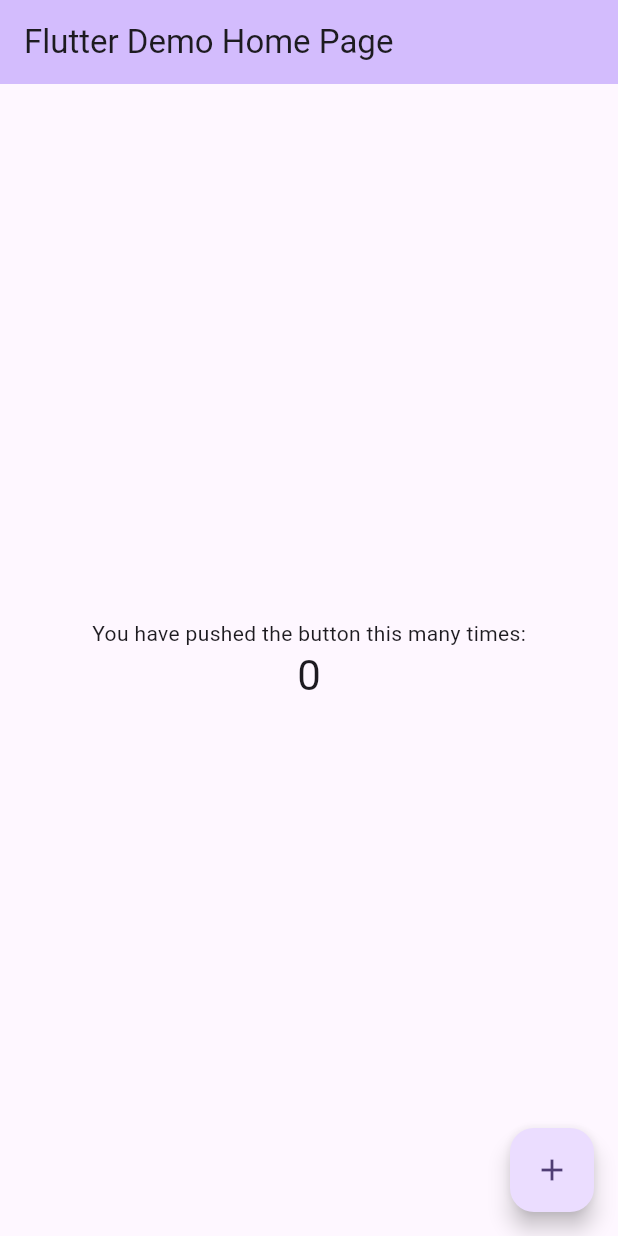
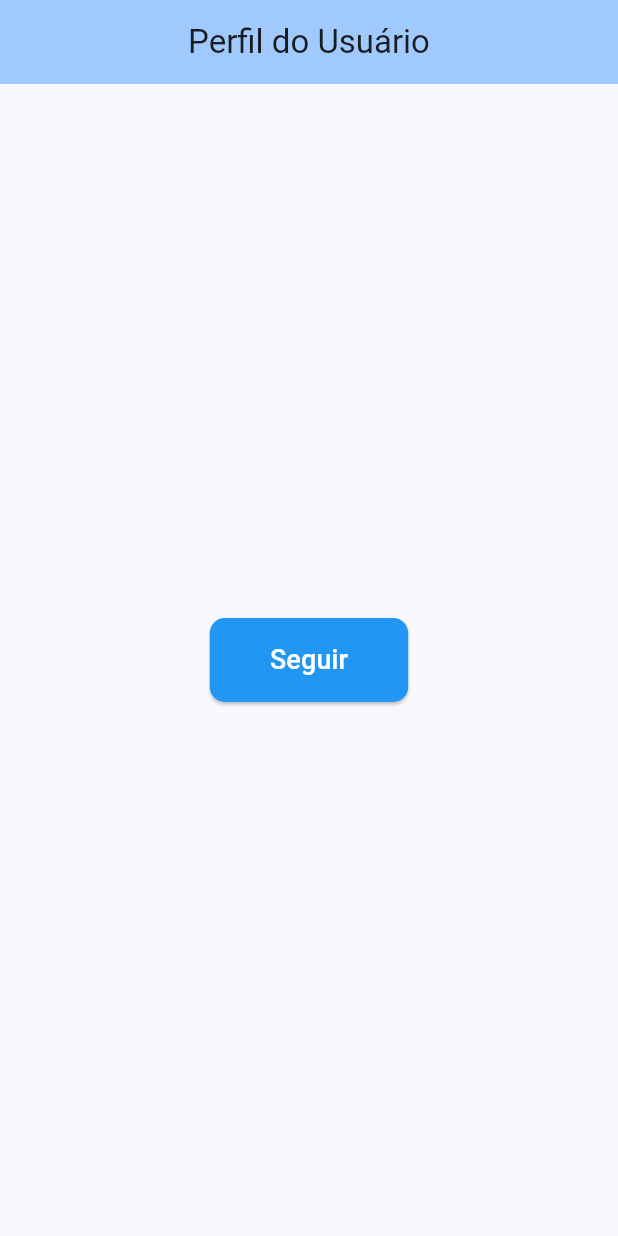
Before and after one commit to kaua-souza74/flutter_2, a Flutter app: the screen it shows after launch, on a phone screen of 412 x 824 dp. Run offline on Flutter 3.47's test engine with Material 3 defaults, Android fonts, the light colour scheme and no system bars.

Commit message:
change_1

```diff
--- a/meusegundoapp/lib/main.dart
+++ b/meusegundoapp/lib/main.dart
@@ -10,31 +10,30 @@ class MyApp extends StatelessWidget {
   @override
   Widget build(BuildContext context) {
     return MaterialApp(
-      title: 'Flutter Demo',
+      debugShowCheckedModeBanner: false,
+      title: 'Sistema de Seguir',
       theme: ThemeData(
-        colorScheme: ColorScheme.fromSeed(seedColor: Colors.deepPurple),
+        colorScheme: ColorScheme.fromSeed(seedColor: Colors.blue),
         useMaterial3: true,
       ),
-      home: const MyHomePage(title: 'Flutter Demo Home Page'),
+      home: const SeguirPage(),
     );
   }
 }
 
-class MyHomePage extends StatefulWidget {
-  const MyHomePage({super.key, required this.title});
-
-  final String title;
+class SeguirPage extends StatefulWidget {
+  const SeguirPage({super.key});
 
   @override
-  State<MyHomePage> createState() => _MyHomePageState();
+  State<SeguirPage> createState() => _SeguirPageState();
 }
 
-class _MyHomePageState extends State<MyHomePage> {
-  int _counter = 0;
+class _SeguirPageState extends State<SeguirPage> {
+  bool isFollowing = false;
 
-  void _incrementCounter() {
+  void _toggleFollow() {
     setState(() {
-      _counter++;
+      isFollowing = !isFollowing;
     });
   }
 
@@ -42,27 +41,33 @@ class _MyHomePageState extends State<MyHomePage> {
   Widget build(BuildContext context) {
     return Scaffold(
       appBar: AppBar(
+        title: const Text('Perfil do Usuário'),
+        centerTitle: true,
         backgroundColor: Theme.of(context).colorScheme.inversePrimary,
-        title: Text(widget.title),
       ),
       body: Center(
-        child: Column(
-          mainAxisAlignment: MainAxisAlignment.center,
-          children: <Widget>[
-            const Text(
-              'You have pushed the button this many times:',
+        child: ElevatedButton(
+          onPressed: _toggleFollow,
+          style: ElevatedButton.styleFrom(
+            backgroundColor: isFollowing ? Colors.green : Colors.blue,
+            foregroundColor: Colors.white,
+            padding: const EdgeInsets.symmetric(horizontal: 40, vertical: 15),
+            shape: RoundedRectangleBorder(
+              borderRadius: BorderRadius.circular(10),
             ),
-            Text(
-              '$_counter',
-              style: Theme.of(context).textTheme.headlineMedium,
-            ),
-          ],
+          ),
+          child: Row(
+            mainAxisSize: MainAxisSize.min,
+            children: [
+              if (isFollowing) const Icon(Icons.check, size: 20),
+              if (isFollowing) const SizedBox(width: 8),
+              Text(
+                isFollowing ? 'Seguindo' : 'Seguir',
+                style: const TextStyle(fontSize: 18),
+              ),
+            ],
+          ),
         ),
-      ),
-      floatingActionButton: FloatingActionButton(
-        onPressed: _incrementCounter,
-        tooltip: 'Increment',
-        child: const Icon(Icons.add),
       ),
     );
   }
```
